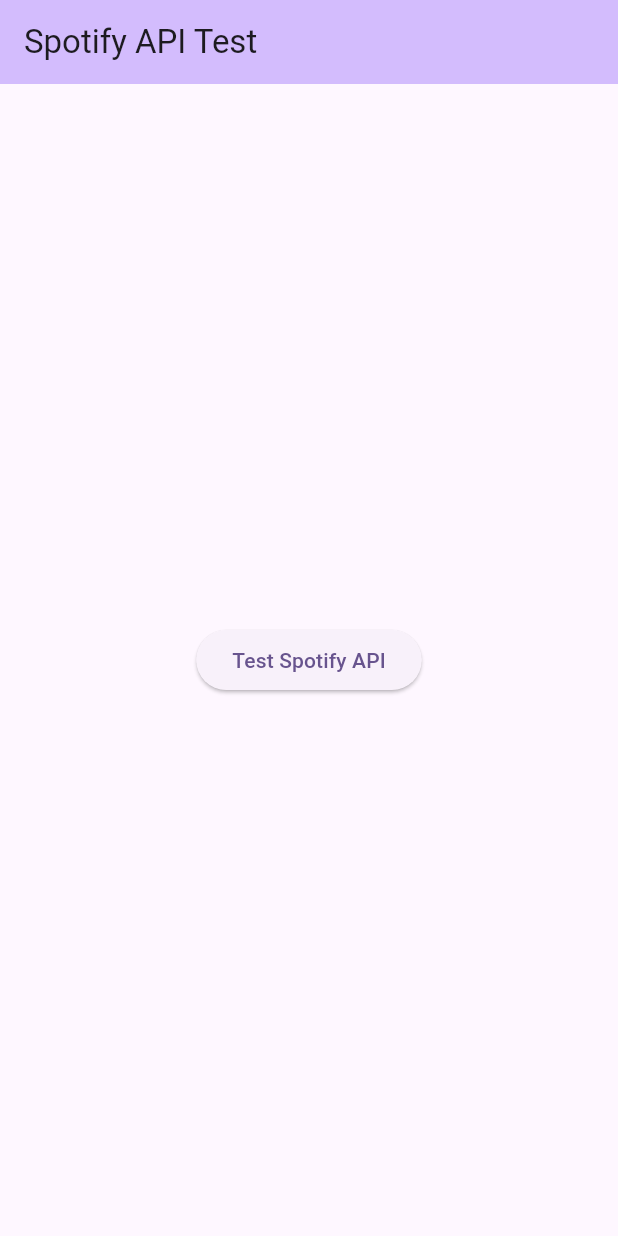
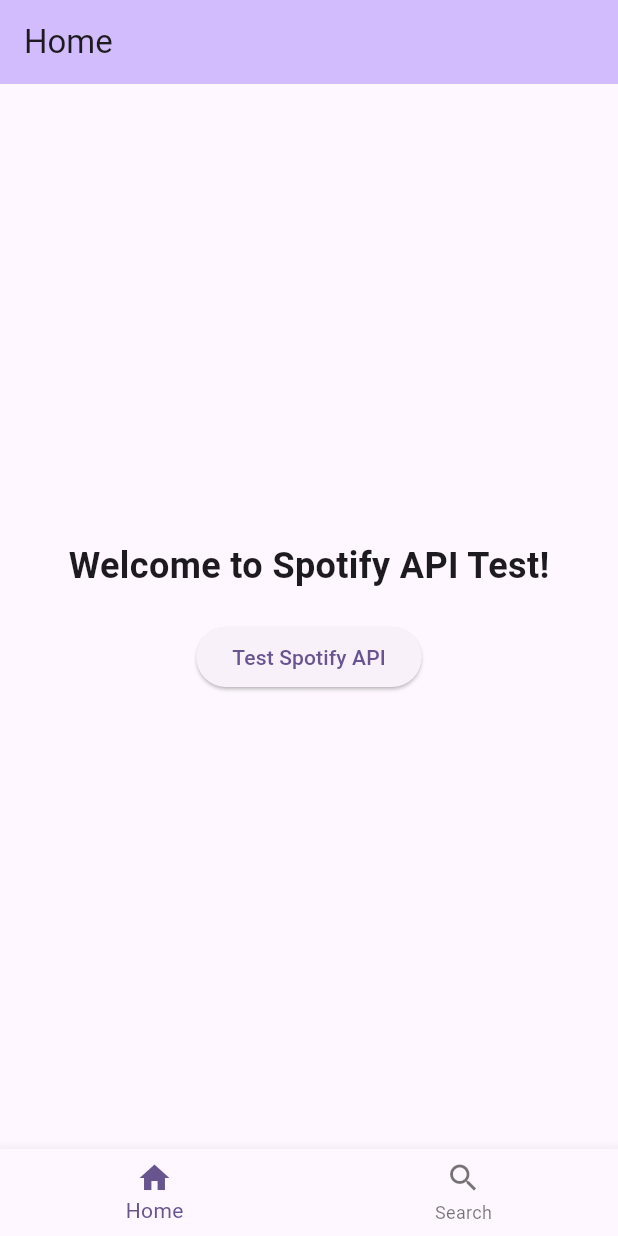
Before and after one commit to keeyank/BSides, a Flutter app: the screen it shows after launch, after a tap on "Test Spotify API", on a phone screen of 412 x 824 dp. Run offline on Flutter 3.47's test engine with Material 3 defaults, Android fonts, the phone set to English and light mode, and no system bars; our stand-ins replace flutter_dotenv; network calls fail.

Commit message:
Added nav bar

```diff
--- a/lib/main.dart
+++ b/lib/main.dart
@@ -1,6 +1,6 @@
 import 'package:flutter/material.dart';
 import 'package:flutter_dotenv/flutter_dotenv.dart';
-import 'spotify_service.dart';
+import 'main_navigation.dart';
 
 void main() async {
   WidgetsFlutterBinding.ensureInitialized();
@@ -23,37 +23,7 @@
       theme: ThemeData(
         colorScheme: ColorScheme.fromSeed(seedColor: Colors.deepPurple),
       ),
-      home: const HomePage(),
+      home: const MainNavigation(),
     );
   }
 }
-
-class HomePage extends StatelessWidget {
-  const HomePage({super.key});
-
-  Future<void> _testSpotifyAPI() async {
-    try {
-      final spotifyService = SpotifyService();
-      final result = await spotifyService.searchTracks("Hit me baby one more time", limit: 10);
-      print('Search result: $result');
-    } catch (e) {
-      print('Error: $e');
-    }
-  }
-
-  @override
-  Widget build(BuildContext context) {
-    return Scaffold(
-      appBar: AppBar(
-        title: const Text('Spotify API Test'),
-        backgroundColor: Theme.of(context).colorScheme.inversePrimary,
-      ),
-      body: Center(
-        child: ElevatedButton(
-          onPressed: _testSpotifyAPI,
-          child: const Text('Test Spotify API'),
-        ),
-      ),
-    );
-  }
-}
--- /dev/null
+++ b/lib/main_navigation.dart
@@ -0,0 +1,54 @@
+import 'package:flutter/material.dart';
+import 'pages/home_page.dart';
+import 'pages/search_page.dart';
+
+class MainNavigation extends StatefulWidget {
+  const MainNavigation({super.key});
+
+  @override
+  State<MainNavigation> createState() => _MainNavigationState();
+}
+
+class _MainNavigationState extends State<MainNavigation> {
+  // This variable tracks which tab is currently selected
+  int _currentIndex = 0;
+
+  // List of pages - each index corresponds to a bottom nav item
+  final List<Widget> _pages = [
+    const HomePage(),
+    const SearchPage(),
+  ];
+
+  @override
+  Widget build(BuildContext context) {
+    return Scaffold(
+      // The body shows the current page based on _currentIndex
+      body: _pages[_currentIndex],
+
+      // Bottom navigation bar
+      bottomNavigationBar: BottomNavigationBar(
+        // Current selected tab
+        currentIndex: _currentIndex,
+
+        // What happens when user taps a tab
+        onTap: (index) {
+          setState(() {
+            _currentIndex = index;
+          });
+        },
+
+        // The navigation items
+        items: const [
+          BottomNavigationBarItem(
+            icon: Icon(Icons.home),
+            label: 'Home',
+          ),
+          BottomNavigationBarItem(
+            icon: Icon(Icons.search),
+            label: 'Search',
+          ),
+        ],
+      ),
+    );
+  }
+}
--- /dev/null
+++ b/lib/pages/home_page.dart
@@ -0,0 +1,42 @@
+import 'package:flutter/material.dart';
+import '../spotify_service.dart';
+
+class HomePage extends StatelessWidget {
+  const HomePage({super.key});
+
+  Future<void> _testSpotifyAPI() async {
+    try {
+      final spotifyService = SpotifyService();
+      final result = await spotifyService.searchTracks("Hit me baby one more time", limit: 10);
+      print('Search result: $result');
+    } catch (e) {
+      print('Error: $e');
+    }
+  }
+
+  @override
+  Widget build(BuildContext context) {
+    return Scaffold(
+      appBar: AppBar(
+        title: const Text('Home'),
+        backgroundColor: Theme.of(context).colorScheme.inversePrimary,
+      ),
+      body: Center(
+        child: Column(
+          mainAxisAlignment: MainAxisAlignment.center,
+          children: [
+            const Text(
+              'Welcome to Spotify API Test!',
+              style: TextStyle(fontSize: 24, fontWeight: FontWeight.bold),
+            ),
+            const SizedBox(height: 20),
+            ElevatedButton(
+              onPressed: _testSpotifyAPI,
+              child: const Text('Test Spotify API'),
+            ),
+          ],
+        ),
+      ),
+    );
+  }
+}
```
Also changed, not shown: lib/pages/search_page.dart (added, +37 -0 lines).
